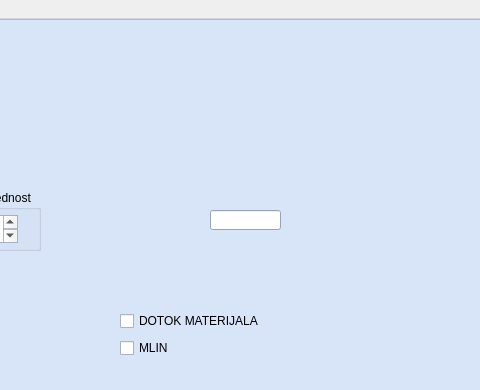
Old version of the form ui/automainwindow.ui in the repository nikolakn/biovita; both pictures show x 421 to 901 and y 0 to 390 of the 1240 by 878 pixel window.
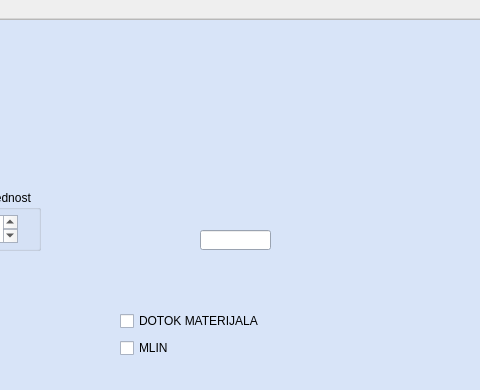
New version of the form. Custom widgets are drawn as their Qt base class.

Diff of the .ui file:
```diff
--- a/ui/automainwindow.ui
+++ b/ui/automainwindow.ui
@@ -590,8 +590,8 @@
          <widget class="QLineEdit" name="lineEdit_12">
           <property name="geometry">
            <rect>
-            <x>330</x>
-            <y>190</y>
+            <x>320</x>
+            <y>210</y>
             <width>71</width>
             <height>20</height>
            </rect>
```
